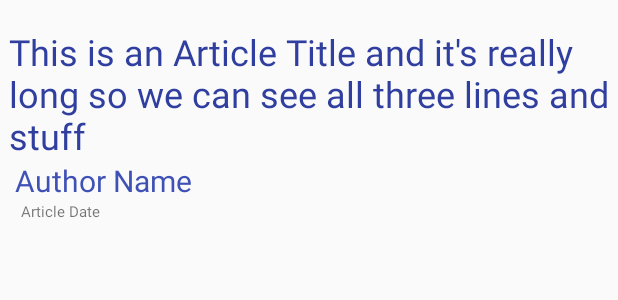
After one commit to WillMcIntosh/NewsApp, an Android app: the layout news_list_item.xml on its own in the app's theme, with its tools: preview values and no code run, on a phone screen of 412 x 824 dp. The commit adds this screen. Shown: the top 300 px of the screen. Run offline under Robolectric (Android 15) with nearby library versions, the phone set to English and light mode, and no system bars.

Commit message:
added basic layout for listview, and News object and Adapter

```diff
--- /dev/null
+++ b/app/src/main/res/layout/news_list_item.xml
@@ -0,0 +1,51 @@
+<?xml version="1.0" encoding="utf-8"?>
+<LinearLayout xmlns:android="http://schemas.android.com/apk/res/android"
+    xmlns:tools="http://schemas.android.com/tools"
+    android:layout_width="match_parent"
+    android:layout_height="wrap_content"
+    android:layout_marginBottom="8dp"
+    android:layout_marginTop="8dp"
+    android:padding="6dp"
+    android:orientation="vertical">
+
+    <TextView
+        android:id="@+id/article_title"
+        android:layout_width="match_parent"
+        android:layout_height="wrap_content"
+        android:ellipsize="end"
+        android:maxLines="3"
+        android:textSize="24sp"
+        android:layout_marginTop="4dp"
+        android:textColor="@color/colorPrimaryDark"
+        tools:text="This is an Article Title and it's really long so we can see all three lines and stuff"
+        />
+
+    <TextView
+        android:id="@+id/article_author"
+        android:layout_width="match_parent"
+        android:layout_height="wrap_content"
+        android:textSize="20sp"
+        android:layout_marginLeft="4dp"
+        android:textColor="@color/colorPrimary"
+        tools:text="Author Name"
+        />
+
+    <RelativeLayout
+        android:layout_width="match_parent"
+        android:layout_height="wrap_content"
+        android:orientation="horizontal"
+        android:layout_marginLeft="8dp">
+
+        <TextView
+            android:id="@+id/date_textview"
+            android:layout_width="wrap_content"
+            android:layout_height="wrap_content"
+            android:layout_alignParentStart="true"
+            android:layout_alignParentLeft="true"
+            android:textSize="10sp"
+            tools:text="Article Date"
+            />
+
+    </RelativeLayout>
+
+</LinearLayout>
--- a/app/src/main/res/values/strings.xml
+++ b/app/src/main/res/values/strings.xml
@@ -1,3 +1,4 @@
 <resources>
     <string name="app_name">Videogame News</string>
+    <string name="guardian">asdf</string>
 </resources>
```
Also changed, not shown: app/src/main/java/com/willmcintosh/videogamenews/MainActivity.java (+13 -0 lines), app/src/main/java/com/willmcintosh/videogamenews/News.java (added, +38 -0 lines), app/src/main/java/com/willmcintosh/videogamenews/NewsAdapter.java (added, +42 -0 lines), 1 other file.
